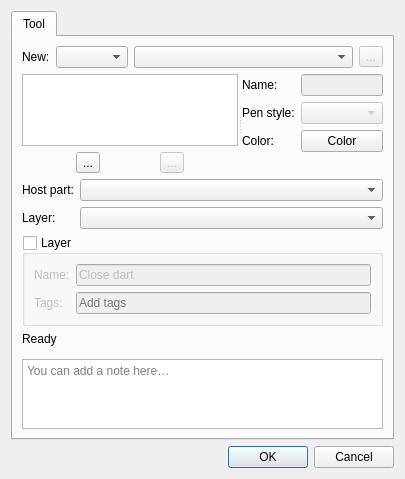
First picture: the form in src/libs/vtools/dialogs/tools/odialogtransfert.ui, repository equinox-patterns/Ostara, before the edit.
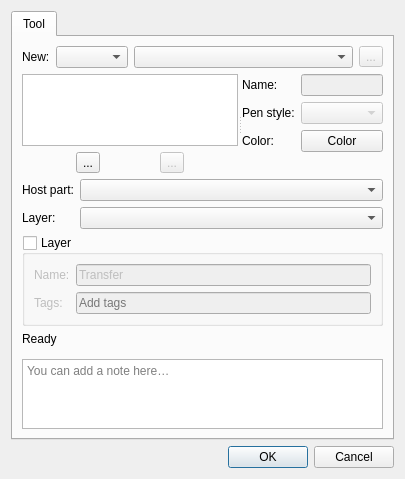
Second picture: the form after the edit. Icons and pictures are not drawn. Custom widgets are drawn as their Qt base class.

What changed in the file:
```diff
--- a/src/libs/vtools/dialogs/tools/odialogtransfert.ui
+++ b/src/libs/vtools/dialogs/tools/odialogtransfert.ui
@@ -260,7 +260,7 @@
           <item row="0" column="1">
            <widget class="QLineEdit" name="lineEditVisibilityGroup">
             <property name="text">
-             <string>Close dart</string>
+             <string>Transfer</string>
             </property>
            </widget>
           </item>
```
